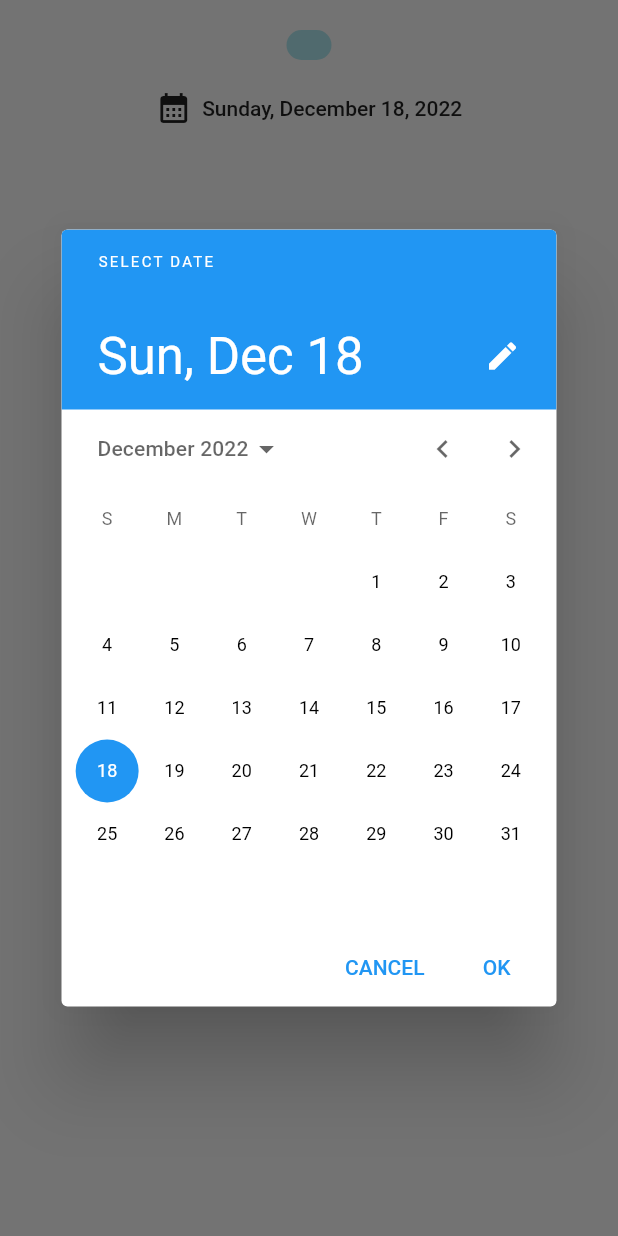
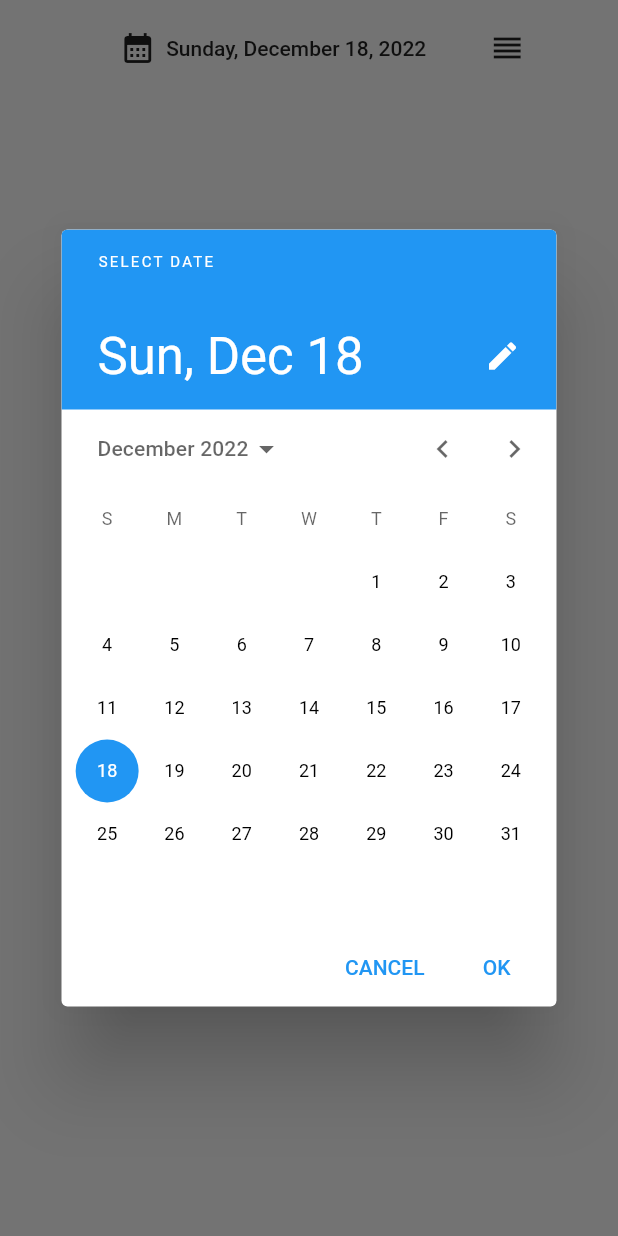
Before and after one commit to zeyadzidan/Kickoff, a Flutter app: the ReservationsHome widget shown alone on an empty page, opened directly, after a tap on an icon or button, on a phone screen of 412 x 824 dp. Run offline on Flutter 3.47's test engine with Material 2 defaults, Android fonts, the phone set to English and light mode, and no system bars; our stand-ins replace cached_network_image, file_picker, firebase_core, firebase_storage, fluttertoast, google_nav_bar; missing offline and left inert: open_street_map_search_and_pick; accounts and stored records are empty; network calls fail.

Commit message:
Modified Reservations
- Supports ascending and descending ordering now linked with the backend.
- Modified the view and fixed more viewing errors (viewing reservations in an empty courts list, not changing the reservations whenever the date is changed.).

```diff
--- a/kickoff_frontend/lib/application/screens/reservations.dart
+++ b/kickoff_frontend/lib/application/screens/reservations.dart
@@ -19,17 +19,24 @@ class ReservationsHome extends StatefulWidget {
   static List<bool> isExpanded = [];
   static int _selectedCourt = 0;
   static DateTime _selectedDate = DateTime.now();
+  static bool _ascendingView = true;
 
   static get selectedCourt => ReservationsHome._selectedCourt;
 
   static get selectedDate => ReservationsHome._selectedDate;
 
+  static get ascendingView => ReservationsHome._ascendingView;
+
   static buildTickets() async {
-    ReservationsHome.reservations =
-        await TicketsHTTPsHandler.getCourtReservations(
-            ReservationsHome.selectedCourt + 1,
-            KickoffApplication.ownerId,
-            DateFormat.yMd().format(ReservationsHome.selectedDate));
+    if (ProfileBaseScreen.courts.isNotEmpty) {
+      ReservationsHome.reservations =
+          await TicketsHTTPsHandler.getCourtReservations(
+              ProfileBaseScreen.courts[ReservationsHome.selectedCourt].cid,
+              KickoffApplication.ownerId,
+              DateFormat.yMd().format(ReservationsHome.selectedDate));
+    } else {
+      print("No courts are added yet.");
+    }
   }
 
   @override
@@ -40,7 +47,22 @@ class _ReservationsHomeState extends State<ReservationsHome> {
   @override
   Widget build(BuildContext context) {
     return Column(
-      children: [_buildCourts(), _buildDatePicker(), ReservationsView()],
+      children: [
+        (ProfileBaseScreen.courts.isNotEmpty) ? _buildCourts() : Container(),
+        Row(mainAxisAlignment: MainAxisAlignment.center, children: [
+          _buildDatePicker(),
+          IconButton(
+            onPressed: () async {
+              setState(() => ReservationsHome._ascendingView =
+                  !ReservationsHome._ascendingView);
+              await ReservationsHome.buildTickets();
+              KickoffApplication.update();
+            },
+            icon: const Icon(Icons.reorder),
+          )
+        ]),
+        ReservationsView(),
+      ],
     );
   }
 
@@ -60,7 +82,9 @@ class _ReservationsHomeState extends State<ReservationsHome> {
 
     if (dateTime != null) {
       ReservationsHome._selectedDate = dateTime;
-      setState(() {});
+      await ReservationsHome.buildTickets();
+      KickoffApplication.update();
+      // setState(() {});
     }
   }
 
@@ -80,12 +104,12 @@ class _ReservationsHomeState extends State<ReservationsHome> {
             onTabChange: _onTabSelect,
             duration: const Duration(milliseconds: 300),
             activeColor: Colors.white,
-            color: playerColor,
+            color: courtOwnerColor,
             tabBackgroundColor: Colors.black.withAlpha(25),
             tabs: List<GButton>.generate(
                 ProfileBaseScreen.courts.length,
                 (index) => GButton(
-                      backgroundColor: playerColor,
+                      backgroundColor: courtOwnerColor,
                       icon: Icons.stadium,
                       text: "   ${ProfileBaseScreen.courts[index].cname}",
                     )),
```
